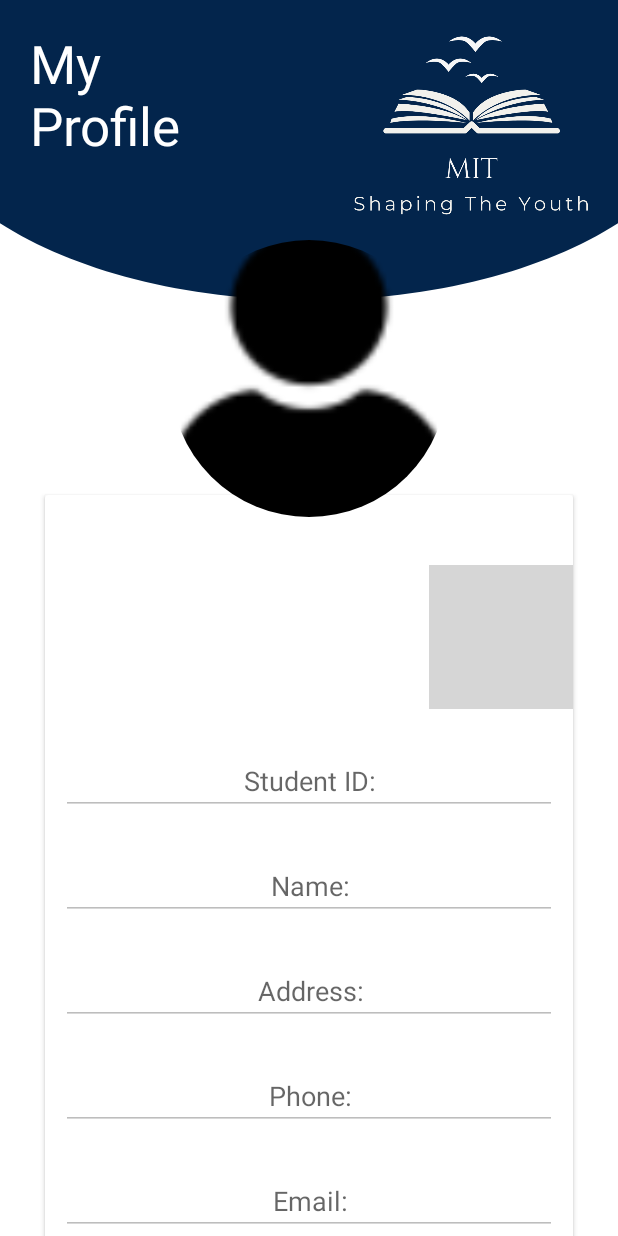
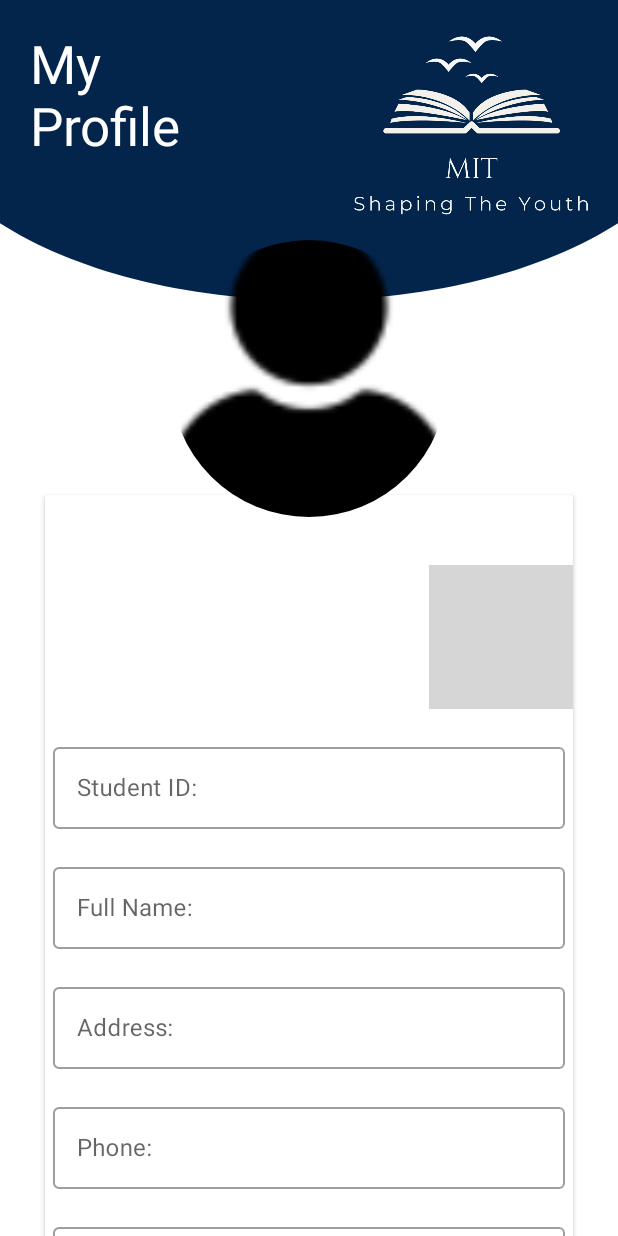
Before and after one commit to Jeel1803/MIT--StudentSupportSphere, an Android app: the managePersonalDetails screen opened directly, with no data from a screen before it, on a phone screen of 412 x 824 dp. Run offline under Robolectric (Android 15) with nearby library versions, the phone set to English and light mode, and no system bars; our stand-ins replace CircleImageView, Firebase (no records; nobody signed in at launch, a user with empty details on screens opened directly), Picasso; grey boxes are pictures that could not be loaded.

Commit message:
[managePersonalDetails] and [loginDetails]- material designs applied

```diff
--- a/app/src/main/java/com/example/mitapplication/managePersonalDetails.java
+++ b/app/src/main/java/com/example/mitapplication/managePersonalDetails.java
@@ -82,10 +82,10 @@ public class managePersonalDetails extends AppCompatActivity {
         profileRef.getDownloadUrl().addOnSuccessListener(new OnSuccessListener<Uri>() {
             @Override
             public void onSuccess(Uri uri) {
-                Toast.makeText(managePersonalDetails.this, "Fetching Image1", Toast.LENGTH_LONG).show();
+                //Toast.makeText(managePersonalDetails.this, "Fetching Image1", Toast.LENGTH_LONG).show();
 
                 Picasso.get().load(uri).into(ProfileImage);
-                Toast.makeText(managePersonalDetails.this, "Fetching Image", Toast.LENGTH_LONG).show();
+               // Toast.makeText(managePersonalDetails.this, "Fetching Image", Toast.LENGTH_LONG).show();
             }
         });
 
@@ -139,7 +139,7 @@ public class managePersonalDetails extends AppCompatActivity {
 
 
                         documentReference.update(edited);
-                        Toast.makeText(managePersonalDetails.this, "Hello",Toast.LENGTH_SHORT).show();
+                        //Toast.makeText(managePersonalDetails.this, "Hello",Toast.LENGTH_SHORT).show();
 
                         documentReference.update(edited).addOnSuccessListener(new OnSuccessListener<Void>() {
                             @Override
--- a/app/src/main/res/layout/activity_main.xml
+++ b/app/src/main/res/layout/activity_main.xml
@@ -41,7 +41,7 @@
                     android:gravity="left"
                     android:text="My \nDashboard"
                     android:textColor="@color/white"
-                    android:textSize="35dp"/>
+                     android:textSize="30dp"/>
 
             </RelativeLayout>
             <RelativeLayout
--- a/app/src/main/res/layout/activity_manage_personal_details.xml
+++ b/app/src/main/res/layout/activity_manage_personal_details.xml
@@ -128,94 +128,119 @@
 
                 <LinearLayout
                     android:layout_width="match_parent"
-                    android:layout_height="50dp"
+                    android:layout_height="60dp"
                     android:layout_marginRight="5dp"
                     android:layout_marginLeft="5dp"
                     android:layout_marginTop="20dp"
                     android:orientation="vertical" >
-                    <EditText
-                        android:id="@+id/sid"
+                    <com.google.android.material.textfield.TextInputLayout
+                        android:id="@+id/outlinedTextField"
                         android:layout_width="match_parent"
-                        android:layout_height="45dp"
-                        android:layout_margin="5dp"
+                        android:layout_height="wrap_content"
                         android:hint="Student ID:"
-                        android:textAlignment="center"
-                        android:paddingLeft="5dp"
-                        android:inputType="number">
-                    </EditText>
+                        style="@style/Widget.MaterialComponents.TextInputLayout.OutlinedBox">
+
+                        <com.google.android.material.textfield.TextInputEditText
+                            android:id="@+id/sid"
+                            android:textAlignment="center"
+                            android:layout_width="match_parent"
+                            android:layout_height="match_parent"
+                            />
+
+                    </com.google.android.material.textfield.TextInputLayout>
+
                 </LinearLayout>
                 <LinearLayout
                     android:layout_width="match_parent"
-                    android:layout_height="50dp"
+                    android:layout_height="60dp"
                     android:layout_marginRight="5dp"
                     android:layout_marginLeft="5dp"
                     android:layout_marginTop="20dp"
                     android:orientation="vertical" >
-                    <EditText
-                        android:id="@+id/name"
+                    <com.google.android.material.textfield.TextInputLayout
                         android:layout_width="match_parent"
-                        android:layout_height="45dp"
-                        android:layout_margin="5dp"
-                        android:hint="Name:"
-                        android:textAlignment="center"
-                        android:paddingLeft="5dp"
-                        android:inputType="text">
-                    </EditText>
+                        android:layout_height="wrap_content"
+                        android:hint="Full Name:"
+                        style="@style/Widget.MaterialComponents.TextInputLayout.OutlinedBox">
+
+                        <com.google.android.material.textfield.TextInputEditText
+                            android:id="@+id/name"
+                            android:textAlignment="center"
+                            android:layout_width="match_parent"
+                            android:layout_height="match_parent"
+                            />
+
+                    </com.google.android.material.textfield.TextInputLayout>
+
                 </LinearLayout>
                 <LinearLayout
                     android:layout_width="match_parent"
-                    android:layout_height="50dp"
+                    android:layout_height="60dp"
                     android:layout_marginRight="5dp"
                     android:layout_marginLeft="5dp"
                     android:layout_marginTop="20dp"
                     android:orientation="vertical" >
+                    <com.google.android.material.textfield.TextInputLayout
+                        android:layout_width="match_parent"
+                        android:layout_height="wrap_content"
+                        android:hint="Address:"
+                        style="@style/Widget.MaterialComponents.TextInputLayout.OutlinedBox">
 
-                    <EditText
-                        android:id="@+id/address"
-                        android:layout_width="match_parent"
-                        android:layout_height="45dp"
-                        android:layout_margin="5dp"
-                        android:hint="Address:"
-                        android:textAlignment="center"
-                        android:inputType="text"
-                        android:paddingLeft="5dp">
-                    </EditText>
+                        <com.google.android.material.textfield.TextInputEditText
+                            android:id="@+id/address"
+                            android:textAlignment="center"
+                            android:layout_width="match_parent"
+                            android:layout_height="match_parent"
+                            />
+
+                    </com.google.android.material.textfield.TextInputLayout>
+
                 </LinearLayout>
                 <LinearLayout
                     android:layout_width="match_parent"
-                    android:layout_height="50dp"
+                    android:layout_height="60dp"
                     android:layout_marginRight="5dp"
                     android:layout_marginLeft="5dp"
                     android:layout_marginTop="20dp"
                     android:orientation="vertical" >
-                    <EditText
-                        android:id="@+id/phone"
+                    <com.google.android.material.textfield.TextInputLayout
                         android:layout_width="match_parent"
-                        android:layout_height="45dp"
-                        android:layout_margin="5dp"
-                        android:textAlignment="center"
+                        android:layout_height="wrap_content"
                         android:hint="Phone:"
-                        android:paddingLeft="5dp"
-                        android:inputType="number">
-                    </EditText>
+                        style="@style/Widget.MaterialComponents.TextInputLayout.OutlinedBox">
+
+                        <com.google.android.material.textfield.TextInputEditText
+                            android:id="@+id/phone"
+                            android:textAlignment="center"
+                            android:layout_width="match_parent"
+                            android:layout_height="match_parent"
+                            />
+
+                    </com.google.android.material.textfield.TextInputLayout>
+
                 </LinearLayout>
                 <LinearLayout
                     android:layout_width="match_parent"
-                    android:layout_height="50dp"
+                    android:layout_height="60dp"
                     android:layout_marginRight="5dp"
                     android:layout_marginLeft="5dp"
                     android:layout_marginTop="20dp"
                     android:orientation="vertical" >
-                    <EditText
-                        android:id="@+id/email"
+                    <com.google.android.material.textfield.TextInputLayout
                         android:layout_width="match_parent"
-                        android:layout_height="45dp"
-                        android:layout_margin="5dp"
-                        android:textAlignment="center"
-                        android:hint="Email:"
-                        android:paddingLeft="5dp"
-                        android:inputType="textEmailAddress">
-                    </EditText>
+                        android:layout_height="wrap_content"
+                        android:hint="Personal Email:"
+                        style="@style/Widget.MaterialComponents.TextInputLayout.OutlinedBox">
+
+                        <com.google.android.material.textfield.TextInputEditText
+                            android:id="@+id/email"
+                            android:textAlignment="center"
+                            android:inputType="textEmailAddress"
+                            android:layout_width="match_parent"
+                            android:layout_height="match_parent"
+                            />
+
+                    </com.google.android.material.textfield.TextInputLayout>
 
 
                 </LinearLayout>
@@ -223,27 +248,35 @@
 
                 <LinearLayout
                     android:layout_width="match_parent"
-                    android:layout_height="50dp"
+                    android:layout_height="60dp"
                     android:layout_marginRight="5dp"
                     android:layout_marginLeft="5dp"
                     android:layout_marginTop="20dp"
                     android:orientation="vertical" >
-                    <EditText
-                        android:id="@+id/password"
+                    <com.google.android.material.textfield.TextInputLayout
                         android:layout_width="match_parent"
-                        android:layout_height="45dp"
-                        android:layout_margin="5dp"
-                        android:textAlignment="center"
+                        android:layout_height="wrap_content"
                         android:hint="Password:"
-                        android:paddingLeft="5dp">
-                    </EditText>
+                        app:endIconMode="password_toggle"
+                        style="@style/Widget.MaterialComponents.TextInputLayout.OutlinedBox">
+
+                        <com.google.android.material.textfield.TextInputEditText
+                            android:id="@+id/password"
+                            android:textAlignment="center"
+                            android:inputType="textPassword"
+                            android:layout_width="match_parent"
+                            android:layout_height="match_parent"
+                            />
+
+                    </com.google.android.material.textfield.TextInputLayout>
+
 
 
                 </LinearLayout>
 
                 <LinearLayout
                     android:layout_width="match_parent"
-                    android:layout_height="50dp"
+                    android:layout_height="65dp"
                     android:layout_marginRight="5dp"
                     android:layout_marginLeft="5dp"
                     android:layout_marginTop="20dp"
@@ -251,7 +284,7 @@
                     <Button
                         android:id="@+id/save"
                         android:layout_width="match_parent"
-                        android:layout_height="45dp"
+                        android:layout_height="match_parent"
                         android:layout_marginLeft="60dp"
                         android:layout_marginRight="60dp"
                         android:textAlignment="center"
```
Also changed, not shown: app/src/main/java/com/example/mitapplication/DeviceAdapterList.java (+9 -9 lines), app/src/main/res/layout/activity_find_friends.xml (+67 -0 lines), app/src/main/res/layout/activity_login.xml (+31 -20 lines).
